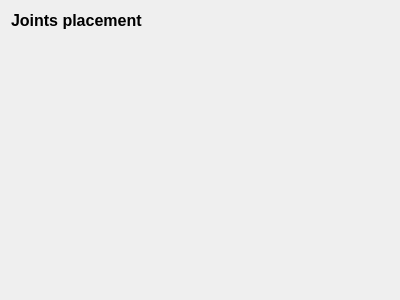
Qt form forms/PageJointPlacement.ui (ThomasEscalle/WombatAutoRig) before a commit.
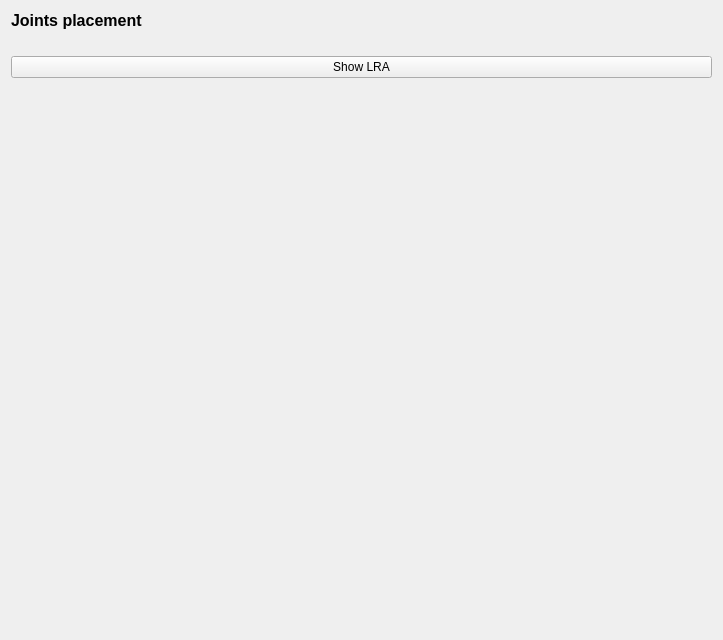
The same form after that commit.

Commit message: Implemented the LRA Placement

```diff
--- a/forms/PageJointPlacement.ui
+++ b/forms/PageJointPlacement.ui
@@ -6,8 +6,8 @@
    <rect>
     <x>0</x>
     <y>0</y>
-    <width>400</width>
-    <height>300</height>
+    <width>723</width>
+    <height>640</height>
    </rect>
   </property>
   <property name="windowTitle">
@@ -34,6 +34,13 @@
      </property>
     </widget>
    </item>
+   <item>
+    <widget class="QPushButton" name="btnShowLRA">
+     <property name="text">
+      <string>Show LRA</string>
+     </property>
+    </widget>
+   </item>
    <item>
     <spacer name="verticalSpacer">
      <property name="orientation">
```
The commit also changes 4 other files.
